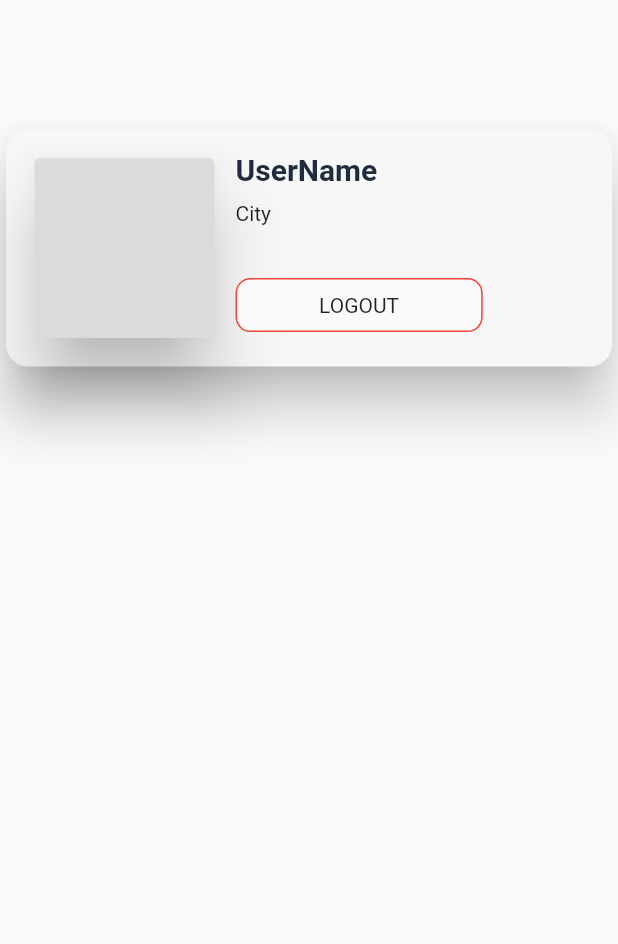
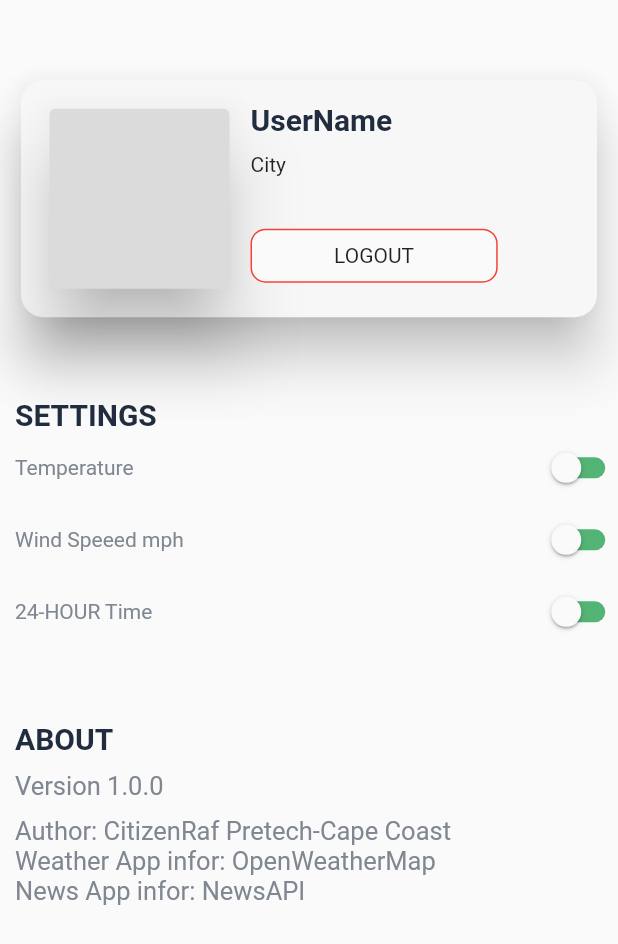
Before and after one commit to Aburafik/My_Weather_app, a Flutter app: the LocationView screen opened directly, on a phone screen of 412 x 824 dp. Shown: the top 944 px of the screen. Run offline on Flutter 3.47's test engine with Material 2 defaults, Android fonts, the phone set to English and light mode, and no system bars; our stand-ins replace dot_navigation_bar, geocoding, geolocator; network calls fail.

Commit message:
Prefrences page completed

```diff
--- a/lib/repositories/news_repository.dart
+++ b/lib/repositories/news_repository.dart
@@ -6,10 +6,10 @@ import '../models/news_model.dart';
 //This us the network class to help connect the app to the api
 class Network {
   final String url =
-      "http://newsapi.org/v2/top-headlines?sources=techcrunch&apiKey=YOURAPIKEY";
+      "http://newsapi.org/v2/top-headlines?sources=techcrunch&apiKey=YOUR_API_KEY";
   Future<News> getNews() async {
     final response = await get(Uri.parse(url));
-          //Checking to see if we are really getting the data from our api
+    //Checking to see if we are really getting the data from our api
     if (response.statusCode == 200) {
       //ok
 
--- a/lib/repositories/wather_repository.dart
+++ b/lib/repositories/wather_repository.dart
@@ -13,7 +13,7 @@ class WeatherRepositoryImpl implements WeatherRepository {
   final url = 'https://api.openweathermap.org/data/2.5/weather';
 
   String urlBuilder({required lat, required lon}) {
-    const apiKey = "YOURAPIKEY";
+    const apiKey = "YOUR_API_KEY";
     return '$url?lat=$lat&lon=$lon&appid=$apiKey&units=metric';
   }
 
--- a/lib/ui/home_view.dart
+++ b/lib/ui/home_view.dart
@@ -61,7 +61,7 @@ class _HomeViewState extends State<HomeView> {
             /// Search
             DotNavigationBarItem(
               icon: Column(
-                children: const [Icon(Icons.location_on), Text("Places")],
+                children: const [Icon(Icons.room_preferences), Text("Preferences")],
               ),
             ),
 
--- a/lib/ui/location_view.dart
+++ b/lib/ui/location_view.dart
@@ -1,19 +1,26 @@
 import 'package:flutter/material.dart';
+
+Color commonColor = const Color(0xff808791);
 
 class LocationView extends StatelessWidget {
   const LocationView({Key? key}) : super(key: key);
 
   @override
   Widget build(BuildContext context) {
-    TextStyle headerTitleStyle = TextStyle(
-        fontSize: 20, color: Color(0xff212D3F), fontWeight: FontWeight.bold);
+    TextStyle headerTitleStyle = const TextStyle(
+        fontSize: 20,
+        color: const Color(0xff212D3F),
+        fontWeight: FontWeight.bold);
     return Scaffold(
       body: SafeArea(
+        child: Padding(
+          padding: const EdgeInsets.symmetric(horizontal: 10),
           child: Column(
+            crossAxisAlignment: CrossAxisAlignment.start,
             children: [
-          SizedBox(height: MediaQuery.of(context).size.height * 0.1),
+              SizedBox(height: MediaQuery.of(context).size.height * 0.06),
               Card(
-            color: Color(0xffF7F7F7),
+                  color: const Color(0xffF7F7F7),
                   shape: RoundedRectangleBorder(
                     borderRadius: BorderRadius.circular(15),
                   ),
@@ -23,42 +30,39 @@ class LocationView extends StatelessWidget {
                     child: Row(
                       crossAxisAlignment: CrossAxisAlignment.start,
                       children: [
-                    Card(
-                      color: Color(0xffDBDBDB),
-
+                        const Card(
+                          color: const Color(0xffDBDBDB),
                           elevation: 20,
-                      // color: Colors.grey,
                           child: SizedBox(
                             height: 120,
                             width: 120,
                           ),
                         ),
-                    SizedBox(
+                        const SizedBox(
                           width: 10,
                         ),
-                    Container(
+                        SizedBox(
                           height: 120,
                           child: Column(
                             crossAxisAlignment: CrossAxisAlignment.start,
-                        // mainAxisAlignment: MainAxisAlignment.spaceAround,
                             children: [
                               Text(
                                 "UserName",
                                 style: headerTitleStyle,
                               ),
-                          Padding(
+                              const Padding(
                                 padding: const EdgeInsets.only(top: 10),
                                 child: Text("City"),
                               ),
-                          Spacer(),
+                              const Spacer(),
                               SizedBox(
                                 width: MediaQuery.of(context).size.width / 2.5,
                                 child: Material(
                                   shape: RoundedRectangleBorder(
-                                side: BorderSide(color: Colors.red),
+                                    side: const BorderSide(color: Colors.red),
                                     borderRadius: BorderRadius.circular(10),
                                   ),
-                              child: Padding(
+                                  child: const Padding(
                                     padding: const EdgeInsets.all(10),
                                     child: Center(child: Text("LOGOUT")),
                                   ),
@@ -70,10 +74,61 @@ class LocationView extends StatelessWidget {
                       ],
                     ),
                   )),
+              Column(crossAxisAlignment: CrossAxisAlignment.start, children: [
+                SizedBox(height: MediaQuery.of(context).size.height * 0.06),
+                Text("SETTINGS", style: headerTitleStyle),
+                const SettingsTiles(
+                  titleTile: "Temperature",
+                ),
+                const SettingsTiles(
+                  titleTile: "Wind Speeed mph",
+                ),
+                const SettingsTiles(
+                  titleTile: "24-HOUR Time",
+                ),
+              ]),
+              SizedBox(height: MediaQuery.of(context).size.height * 0.06),
+              Text("ABOUT", style: headerTitleStyle),
+              Padding(
+                padding: const EdgeInsets.symmetric(vertical: 10),
+                child: aboutDetails(title: "Version 1.0.0"),
+              ),
+              aboutDetails(title: "Author: CitizenRaf Pretech-Cape Coast"),
+              aboutDetails(title: "Weather App infor: OpenWeatherMap"),
+              aboutDetails(title: "News App infor: NewsAPI"),
+            ],
+          ),
+        ),
+      ),
+    );
+  }
 
+  Text aboutDetails({String? title}) => Text(
+        title!,
+        style: TextStyle(fontSize: 17, color: commonColor),
+      );
+}
 
+class SettingsTiles extends StatelessWidget {
+  const SettingsTiles({Key? key, this.titleTile}) : super(key: key);
+  final String? titleTile;
+  @override
+  Widget build(BuildContext context) {
+    return Row(
+      mainAxisAlignment: MainAxisAlignment.spaceBetween,
+      children: [
+        Text(
+          titleTile!,
+          style: TextStyle(color: commonColor),
+        ),
+        SizedBox(
+            width: 30,
+            child: Switch(
+                inactiveTrackColor: const Color(0xff53B476),
+                activeTrackColor: Colors.red,
+                value: false,
+                onChanged: (value) {}))
       ],
-      )),
     );
   }
 }
```
Lines whose indentation alone changed are shown as unchanged.
